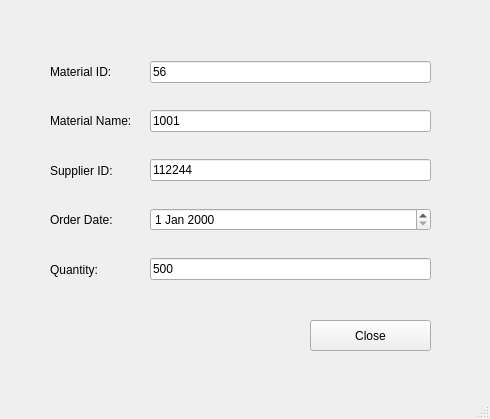
Old version of the form DB_ConnectionsFiles/DB_project/41 Supplier View Order Form.ui in the repository ElyanAli/DairyPro.
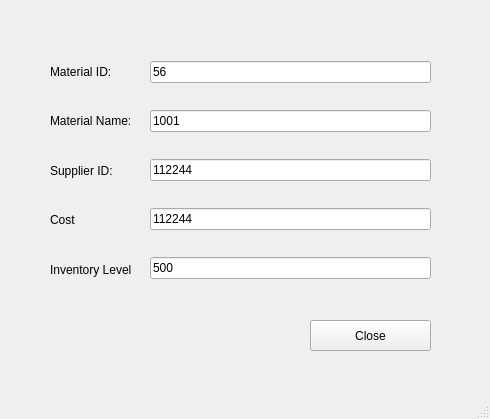
New version of the form.

Commit message: supplier Dashboard

Diff of the .ui file:
```diff
--- a/DB_ConnectionsFiles/DB_project/41 Supplier View Order Form.ui
+++ b/DB_ConnectionsFiles/DB_project/41 Supplier View Order Form.ui
@@ -46,7 +46,11 @@
       </widget>
      </item>
      <item>
-      <widget class="QDateEdit" name="dateEdit"/>
+      <widget class="QLineEdit" name="cost_line">
+       <property name="text">
+        <string>112244</string>
+       </property>
+      </widget>
      </item>
      <item>
       <widget class="QLineEdit" name="lineEdit_2">
@@ -91,14 +95,14 @@
      <item>
       <widget class="QLabel" name="label_7">
        <property name="text">
-        <string>Order Date:</string>
+        <string>Cost</string>
        </property>
       </widget>
      </item>
      <item>
       <widget class="QLabel" name="label_3">
        <property name="text">
-        <string>Quantity:</string>
+        <string>Inventory Level</string>
        </property>
       </widget>
      </item>
```
Left out of the diff: 12 changed lines with no effect on the pictures. The commit also changes 6 other files.
